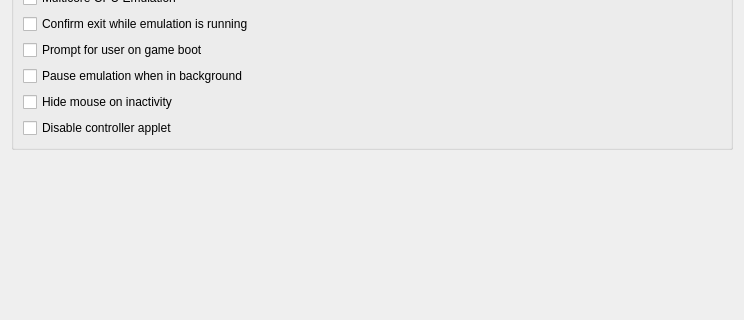
Above: src/yuzu/configuration/configure_general.ui from yuzu-emu-mirror/yuzu before the change; both pictures show x 0 to 744 and y 81 to 401 of the 744 by 568 pixel window. Below: the same form after it.
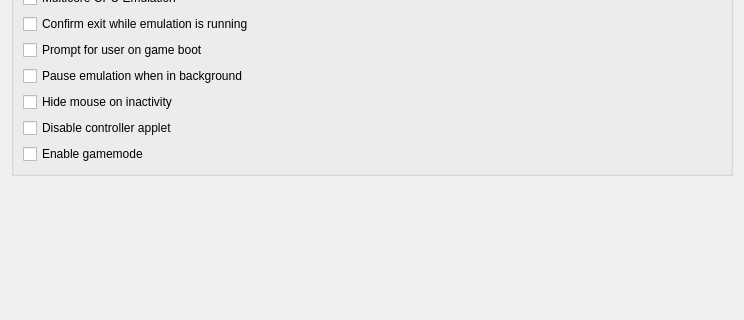
That is the form after the change.

Commit message: yuzu: intergrate gamemode support on linux

```diff
--- a/src/yuzu/configuration/configure_general.ui
+++ b/src/yuzu/configuration/configure_general.ui
@@ -96,6 +96,13 @@
             </property>
            </widget>
           </item>
+          <item>
+           <widget class="QCheckBox" name="toggle_gamemode">
+            <property name="text">
+             <string>Enable gamemode</string>
+            </property>
+           </widget>
+          </item>
          </layout>
         </item>
        </layout>
```
Left out of the diff: 2 changed lines with no effect on the pictures. The commit also changes 8 other files.
